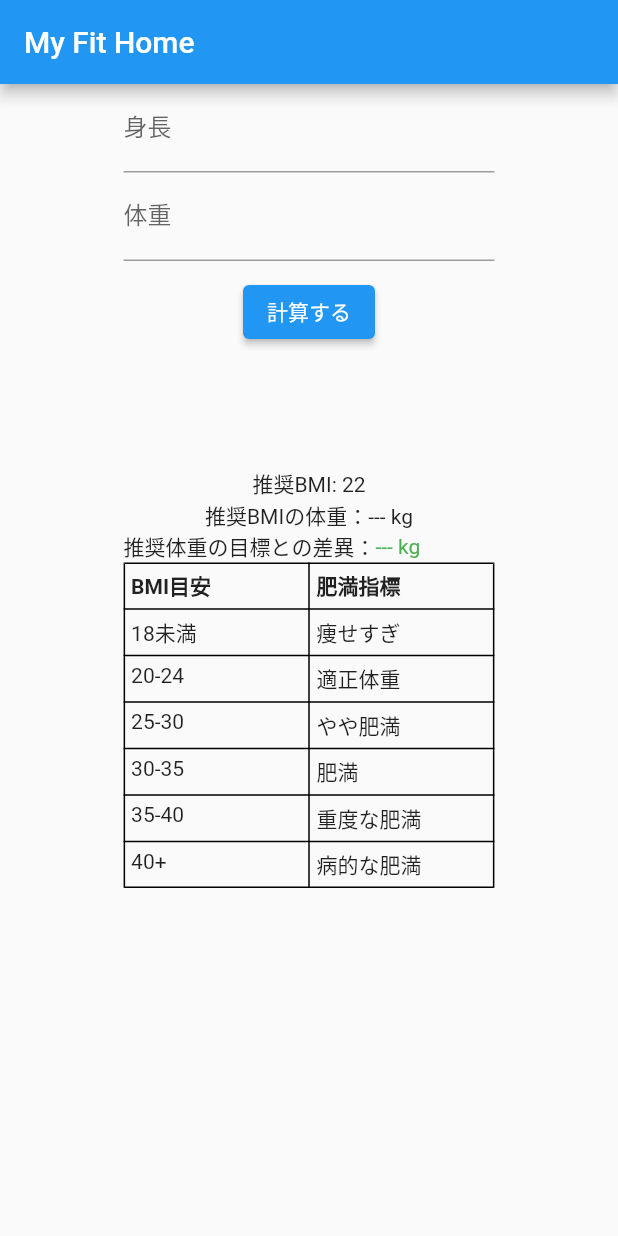
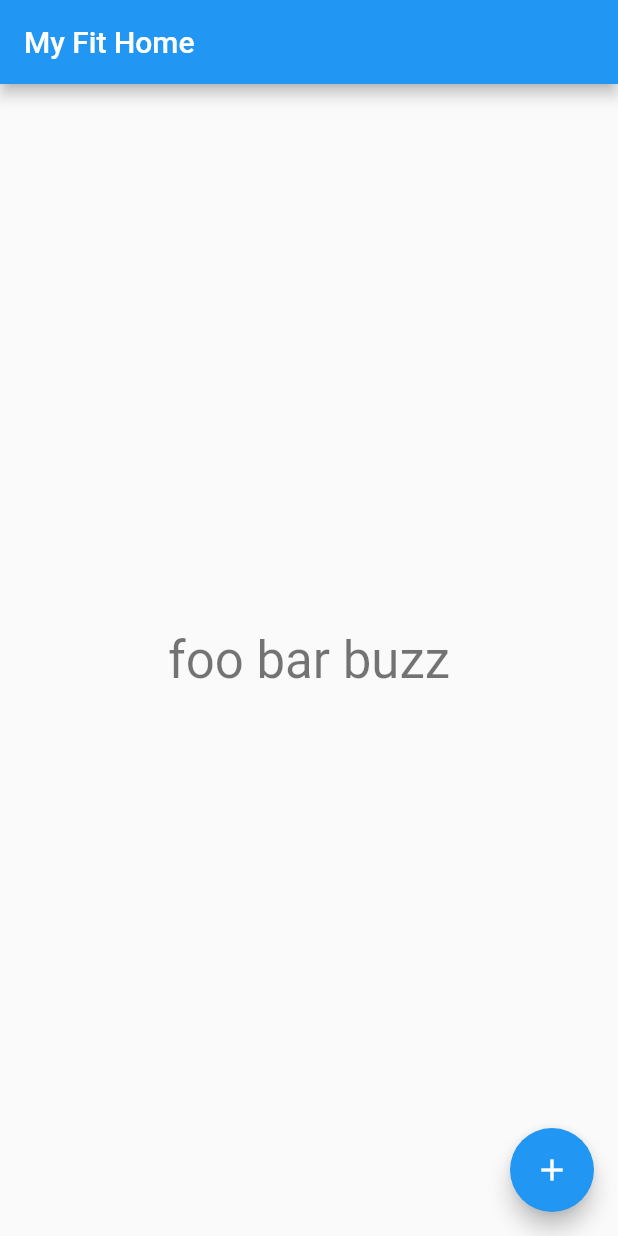
Before and after one commit to UG/myFit, a Flutter app: the screen it shows after launch, on a phone screen of 412 x 824 dp. Run offline on Flutter 3.47's test engine with Material 2 defaults, Android fonts, the phone set to English and light mode, and no system bars; our stand-ins replace flutter_hooks, hooks_riverpod.

Commit message:
adding riverpod + hooks

```diff
--- a/lib/main.dart
+++ b/lib/main.dart
@@ -1,5 +1,6 @@
 import 'package:flutter/material.dart';
-import './screen/BMICalcScreen.dart';
+//import './screen/BMICalcScreen.dart';
+import './screen/titleRiverpod.dart';
 import 'package:hooks_riverpod/hooks_riverpod.dart';
 
 void main() {
@@ -15,7 +16,8 @@ class MyApp extends StatelessWidget {
       darkTheme: ThemeData.dark(),
       home: Scaffold(
         appBar: AppBar(title: Text('My Fit Home')),
-        body: BMICalcScreen(),
+        //body: BMICalcScreen(),
+        body: TitleRiverPod(),
       ),
       debugShowCheckedModeBanner: false,
     );
--- a/lib/screen/BMICalcScreen.dart
+++ b/lib/screen/BMICalcScreen.dart
@@ -1,6 +1,6 @@
 import "package:flutter/material.dart";
 import 'package:myfit/util/validators.dart';
-import '../main.dart';
+//import '../main.dart';
 
 class BMICalcScreen extends StatefulWidget {
   @override
--- /dev/null
+++ b/lib/screen/titleRiverpod.dart
@@ -0,0 +1,35 @@
+import 'package:flutter/material.dart';
+import 'package:hooks_riverpod/hooks_riverpod.dart';
+import 'package:flutter_hooks/flutter_hooks.dart';
+
+final titleProvider = StateNotifierProvider<Title, String>((_) => Title());
+
+class Title extends StateNotifier<String> {
+  Title() : super('foo bar buzz');
+  //void increment() => state++;
+  void setTitle(arg) {
+    state = arg;
+  }
+}
+
+class TitleRiverPod extends HookWidget {
+  const TitleRiverPod({Key? key}) : super(key: key);
+
+  @override
+  Widget build(BuildContext context) {
+    final title = useProvider(titleProvider);
+
+    return Scaffold(
+      body: Center(
+        child: Text(
+          '$title',
+          style: Theme.of(context).textTheme.headline4,
+        ),
+      ),
+      floatingActionButton: FloatingActionButton(
+        onPressed: () => context.read(titleProvider.notifier).setTitle('nekoneko'),
+        child: const Icon(Icons.add),
+      ),
+    );
+  }
+}
--- a/pubspec.yaml
+++ b/pubspec.yaml
@@ -1,6 +1,6 @@
 name: myfit
 description: fit app
-publish_to: 'none'
+publish_to: "none"
 version: 1.0.0+1
 environment:
   sdk: ">=2.12.0 <3.0.0"
@@ -9,6 +9,7 @@ dependencies:
   flutter:
     sdk: flutter
   hooks_riverpod: ^0.14.0+4
+  flutter_hooks: ^0.17.0
 
 dev_dependencies:
   flutter_test:
@@ -16,5 +17,4 @@ dev_dependencies:
 
 flutter:
   uses-material-design: true
-assets:
-  assets/image/myfit.jpg
+assets: assets/image/myfit.jpg
```
Also changed, not shown: pubspec.lock.
